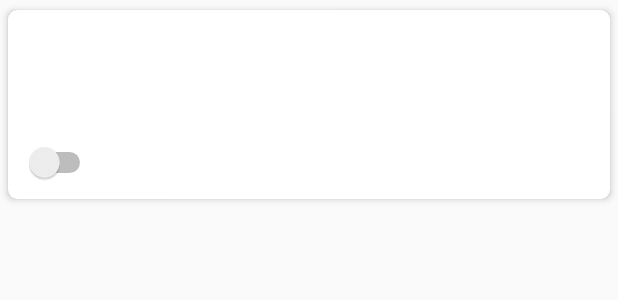
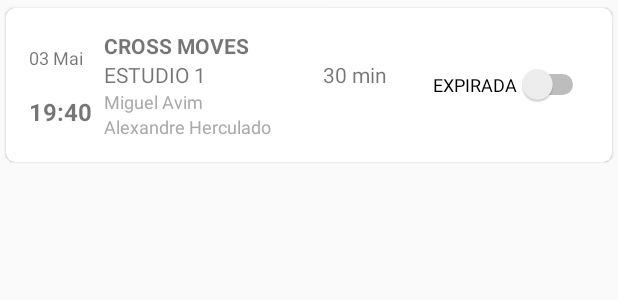
Before and after one commit to mavimdev/fitnessH, an Android app: the layout class_item.xml on its own in the app's theme, with its tools: preview values and no code run, on a phone screen of 412 x 824 dp. Shown: the top 300 px of the screen. Run offline under Robolectric (Android 15) with nearby library versions, the phone set to English and light mode, and no system bars.

Commit message:
class list design

```diff
--- a/app/src/main/java/com/mavimdev/fitnessh/util/FitHelper.java
+++ b/app/src/main/java/com/mavimdev/fitnessh/util/FitHelper.java
@@ -7,6 +7,7 @@ import android.content.SharedPreferences;
 import android.graphics.Color;
 import android.support.v4.app.NotificationCompat;
 import android.support.v4.app.NotificationManagerCompat;
+import android.util.AndroidException;
 import android.util.Log;
 import android.widget.CompoundButton;
 
@@ -102,7 +103,7 @@ public class FitHelper {
             swBtnReserveClass.setText(R.string.class_status_reserved);
             swBtnReserveClass.setChecked(true);
         } else if (fclass.getClassState() == ClassState.SCHEDULE) {
-            swBtnReserveClass.setTextColor(Color.YELLOW);
+            swBtnReserveClass.setTextColor(Color.rgb(255, 164,65));
             swBtnReserveClass.setText(R.string.class_status_schedule);
             swBtnReserveClass.setChecked(true);
         } else if (fclass.getClassState() == ClassState.EXPIRED) {
@@ -115,7 +116,7 @@ public class FitHelper {
             swBtnReserveClass.setText(R.string.class_status_soldout);
             swBtnReserveClass.setChecked(false);
         } else if (fclass.getClassState() == ClassState.UNAVAILABLE) {
-            swBtnReserveClass.setTextColor(Color.GRAY);
+            swBtnReserveClass.setTextColor(Color.rgb(94, 111, 199));
             swBtnReserveClass.setText(R.string.class_status_unavailable);
             swBtnReserveClass.setChecked(false);
         }
--- a/app/src/main/res/layout/class_item.xml
+++ b/app/src/main/res/layout/class_item.xml
@@ -1,48 +1,128 @@
-<?xml version="1.0" encoding="utf-8"?>
-<!-- START*** Root Container *** -->
+<?xml version="1.0" encoding="utf-8"?><!-- START*** Root Container *** -->
 <android.support.v7.widget.CardView xmlns:android="http://schemas.android.com/apk/res/android"
     xmlns:card_view="http://schemas.android.com/apk/res-auto"
+    xmlns:tools="http://schemas.android.com/tools"
     android:layout_width="match_parent"
     android:layout_height="wrap_content"
     card_view:cardCornerRadius="6dp"
-    card_view:cardElevation="3dp"
+    card_view:cardElevation="1dp"
     card_view:cardUseCompatPadding="true">
 
-    <LinearLayout xmlns:android="http://schemas.android.com/apk/res/android"
+    <LinearLayout
         android:layout_width="match_parent"
-        android:layout_height="wrap_content"
-        android:layout_margin="5dp"
-        android:orientation="vertical"
-        android:padding="5dp">
+        android:layout_height="match_parent"
+        android:orientation="horizontal"
+        android:padding="15dp">
+
+        <!--class date-->
+        <!--class time-->
+        <LinearLayout
+            android:layout_width="50dp"
+            android:layout_height="match_parent"
+            android:orientation="vertical">
+
+            <TextView
+                android:id="@+id/txt_date"
+                android:layout_width="match_parent"
+                android:layout_height="match_parent"
+                android:layout_weight="1"
+                android:gravity="center_vertical"
+                android:text="03 Mai"
+                android:textSize="12sp" />
 
             <TextView
                 android:id="@+id/txt_schedule"
                 android:layout_width="match_parent"
-            android:layout_height="wrap_content" />
+                android:layout_height="match_parent"
+                android:layout_weight="1"
+                android:gravity="center_vertical"
+                android:text="19:40"
+                android:textSize="16sp"
+                android:textStyle="bold" />
 
-        <!-- TextView Class Name -->
+        </LinearLayout>
+
+        <!--class name-->
+        <!--class local-->
+        <!--class duration-->
+        <!--professor-->
+        <LinearLayout
+            android:layout_width="match_parent"
+            android:layout_height="wrap_content"
+            android:layout_weight="1"
+            android:orientation="vertical">
+
             <TextView
                 android:id="@+id/txt_class_name"
                 android:layout_width="match_parent"
-            android:layout_height="wrap_content" />
+                android:layout_height="wrap_content"
+                android:text="CROSS MOVES"
+                android:textStyle="bold" />
+            <!--class local and duration-->
 
-        <!-- TextView Local Name -->
+            <LinearLayout
+                android:layout_width="match_parent"
+                android:layout_height="wrap_content"
+                android:orientation="horizontal">
+
                 <TextView
                     android:id="@+id/txt_local_name"
                     android:layout_width="match_parent"
-            android:layout_height="wrap_content" />
+                    android:layout_height="match_parent"
+                    android:layout_weight="2"
+                    android:gravity="left"
+                    android:text="ESTUDIO 1" />
 
-        <!-- TextView Duration -->
                 <TextView
                     android:id="@+id/txt_duration"
                     android:layout_width="match_parent"
-            android:layout_height="wrap_content" />
+                    android:layout_height="match_parent"
+                    android:layout_weight="3"
+                    android:gravity="center"
+                    android:text="30 min" />
+            </LinearLayout>
+
+            <LinearLayout
+                android:layout_width="match_parent"
+                android:layout_height="wrap_content"
+                android:orientation="vertical">
+
+                <TextView
+                    android:id="@+id/txt_professor"
+                    android:layout_width="match_parent"
+                    android:layout_height="match_parent"
+                    android:layout_weight="1"
+                    android:text="Miguel Avim"
+                    android:textColor="@android:color/darker_gray"
+                    android:textSize="12sp" />
+
+                <TextView
+                    android:id="@+id/txt_club"
+                    android:layout_width="match_parent"
+                    android:layout_height="match_parent"
+                    android:layout_weight="1"
+                    android:text="Alexandre Herculado"
+                    android:textColor="@android:color/darker_gray"
+                    android:textSize="12sp" />
+            </LinearLayout>
+        </LinearLayout>
+        <!--switch-->
+        <LinearLayout
+            android:layout_width="wrap_content"
+            android:layout_height="match_parent"
+            android:layout_marginLeft="10dp"
+            android:gravity="right|center_vertical"
+            android:orientation="vertical">
 
             <Switch
                 android:id="@+id/sw_btn_reserve_class"
                 android:layout_width="wrap_content"
                 android:layout_height="wrap_content"
-            android:checked="false"/>
+                android:checked="false"
+                android:text="EXPIRADA"
+                android:textSize="12sp" />
+        </LinearLayout>
 
     </LinearLayout>
+
 </android.support.v7.widget.CardView>
```
Also changed, not shown: app/src/main/java/com/mavimdev/fitnessh/adapter/ClassAdapter.java (+29 -5 lines), app/src/main/res/values/strings.xml (+5 -2 lines). Lines whose indentation alone changed are shown as unchanged.
